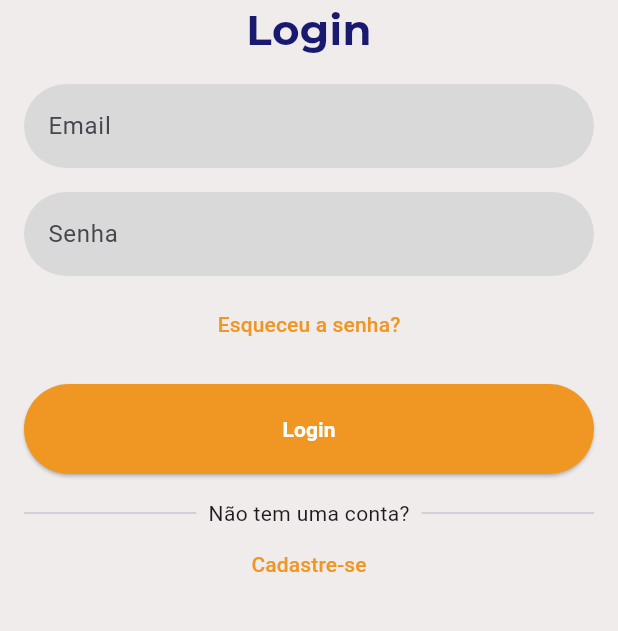
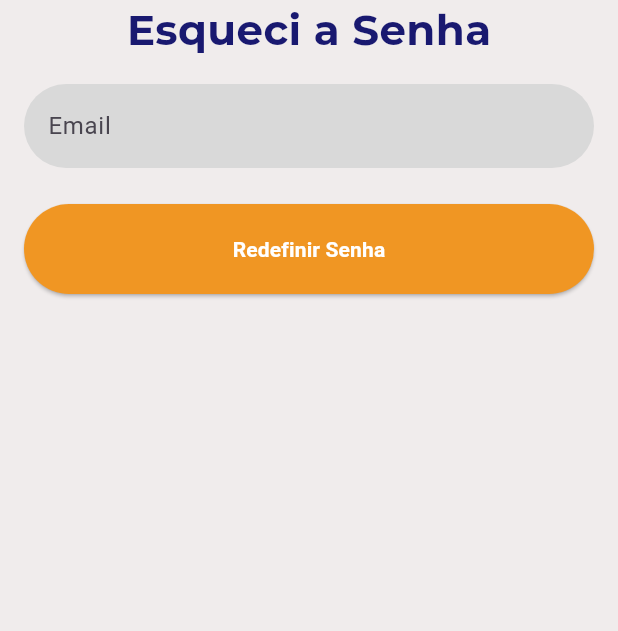
Before and after one commit to notsogreatdavi/DSI-2024.2, a Flutter app: the LoginPage screen opened by its route, after a tap on "Esqueceu a senha?", on a phone screen of 412 x 824 dp, the part 333-964 px from its top. Run offline on Flutter 3.47's test engine with Material 3 defaults, Android fonts, the phone set to English and light mode, and no system bars; our stand-ins replace flutter_feather_icons, flutter_map, flutter_masked_text2, google_fonts, google_nav_bar, image_picker and 4 more; accounts and stored records are empty.

Commit message:
Criação da feature de redefinir a senha

```diff
--- a/flutter_application_1/lib/app.dart
+++ b/flutter_application_1/lib/app.dart
@@ -3,6 +3,7 @@ import 'src/features/splash/splash_screen.dart';
 import 'src/features/onboarding/onboarding_screen.dart';
 import 'src/features/ranking/ranking_screen.dart';
 import 'src/features/login/login_screen.dart';
+import 'src/features/login/forgot_password.dart';
 import 'src/features/cadastro/cadastro_screen.dart';
 import 'src/features/home/home_screen.dart';
 import 'src/features/activities/activities_screen.dart';
@@ -67,6 +68,7 @@ class App extends StatelessWidget {
         '/home': (context) => const HomeScreen(),
         '/map': (context) => MapScreen(),
         '/profile': (context) => const ProfileScreen(),
+        '/forgot_password': (context) => const ForgotPasswordPage(),
       },
     );
   }
--- /dev/null
+++ b/flutter_application_1/lib/src/features/login/forgot_password.dart
@@ -0,0 +1,300 @@
+import 'package:flutter/material.dart';
+import 'package:supabase_flutter/supabase_flutter.dart';
+import 'package:flutter_application_1/src/common/constants/app_colors.dart';
+import 'package:uni_links/uni_links.dart';
+import 'package:flutter/foundation.dart' show kIsWeb;
+import 'package:shared_preferences/shared_preferences.dart';
+import 'dart:async';
+
+class ForgotPasswordPage extends StatefulWidget {
+  const ForgotPasswordPage({Key? key}) : super(key: key);
+
+  @override
+  _ForgotPasswordPageState createState() => _ForgotPasswordPageState();
+}
+
+class _ForgotPasswordPageState extends State<ForgotPasswordPage> {
+  final TextEditingController _emailController = TextEditingController();
+  final TextEditingController _newPasswordController = TextEditingController();
+  final TextEditingController _confirmPasswordController = TextEditingController();
+  final SupabaseClient _supabase = Supabase.instance.client;
+  StreamSubscription? _sub;
+
+  bool _isResetPassword = false;
+
+  @override
+  void initState() {
+    super.initState();
+    _initDeepLinkListener();
+    _checkResetPasswordState();
+  }
+
+  @override
+  void dispose() {
+    _sub?.cancel();
+    super.dispose();
+  }
+
+  void _initDeepLinkListener() {
+    if (kIsWeb) {
+      // Verificar parâmetros da URL na web
+      final uri = Uri.base;
+      print('URI atual: $uri'); // Verifique a URI no console
+      if (uri.queryParameters.containsKey('reset-password')) {
+        _setResetPasswordState(true);
+      }
+    } else {
+      // Usar uni_links para mobile
+      _sub = uriLinkStream.listen((Uri? uri) {
+        if (uri != null && uri.host == 'reset-password') {
+          _setResetPasswordState(true);
+        }
+      }, onError: (err) {
+        _showMessage('Erro ao processar o deep link: $err');
+      });
+    }
+  }
+
+  Future<void> _checkResetPasswordState() async {
+    final prefs = await SharedPreferences.getInstance();
+    final isResetPassword = prefs.getBool('isResetPassword') ?? false;
+    if (isResetPassword) {
+      setState(() {
+        _isResetPassword = true;
+      });
+    }
+  }
+
+  Future<void> _setResetPasswordState(bool value) async {
+    final prefs = await SharedPreferences.getInstance();
+    await prefs.setBool('isResetPassword', value);
+    setState(() {
+      _isResetPassword = value;
+    });
+  }
+
+  Future<void> _resetPassword() async {
+    final email = _emailController.text.trim();
+
+    if (email.isEmpty) {
+      _showMessage('Por favor, insira seu email.');
+      return;
+    }
+
+    try {
+      // Obter a porta dinâmica usada pelo Flutter
+      final uri = Uri.base;
+      final port = uri.port; // Porta atual (ex: 52050)
+
+      final redirectTo = kIsWeb
+          ? 'http://localhost:$port/reset-password?reset-password=true' // URL para web (localhost)
+          : 'meuapp://reset-password'; // URL para mobile
+
+      // Enviar email de redefinição de senha
+      await _supabase.auth.resetPasswordForEmail(
+        email,
+        redirectTo: redirectTo,
+      );
+
+      _showMessage('Um link para redefinir sua senha foi enviado para o seu email.');
+    } catch (error) {
+      if (error.toString().contains('rate limit exceeded')) {
+        _showErrorDialog('Aguarde alguns minutos antes de solicitar um novo email.');
+      } else {
+        _showMessage('Erro ao solicitar redefinição de senha. Tente novamente mais tarde.');
+      }
+    }
+  }
+
+  Future<void> _updatePassword() async {
+    final newPassword = _newPasswordController.text.trim();
+    final confirmPassword = _confirmPasswordController.text.trim();
+
+    if (newPassword.isEmpty || confirmPassword.isEmpty) {
+      _showMessage('Por favor, preencha todos os campos.');
+      return;
+    }
+
+    if (newPassword != confirmPassword) {
+      _showMessage('As senhas não coincidem.');
+      return;
+    }
+
+    try {
+      await _supabase.auth.updateUser(
+        UserAttributes(password: newPassword),
+      );
+      _showMessage('Senha atualizada com sucesso.');
+      await _setResetPasswordState(false); // Resetar o estado
+      Navigator.pop(context);
+    } catch (error) {
+      _showMessage('Erro ao atualizar a senha. Tente novamente mais tarde.');
+    }
+  }
+
+  void _showMessage(String message) {
+    ScaffoldMessenger.of(context).showSnackBar(
+      SnackBar(
+        content: Text(message),
+        backgroundColor: AppColors.azulEscuro,
+        behavior: SnackBarBehavior.floating,
+        shape: RoundedRectangleBorder(
+          borderRadius: BorderRadius.circular(10),
+        ),
+      ),
+    );
+  }
+
+  void _showErrorDialog(String message) {
+    showDialog(
+      context: context,
+      builder: (context) {
+        return AlertDialog(
+          title: Text(
+            'Atenção',
+            style: TextStyle(
+              color: AppColors.azulEscuro,
+              fontWeight: FontWeight.bold,
+            ),
+          ),
+          content: Text(
+            message,
+            style: TextStyle(
+              fontSize: 16,
+              color: AppColors.azulEscuro,
+            ),
+          ),
+          actions: [
+            TextButton(
+              onPressed: () {
+                Navigator.pop(context);
+              },
+              child: Text(
+                'OK',
+                style: TextStyle(
+                  color: AppColors.laranja,
+                  fontWeight: FontWeight.bold,
+                ),
+              ),
+            ),
+          ],
+          shape: RoundedRectangleBorder(
+            borderRadius: BorderRadius.circular(10),
+          ),
+          backgroundColor: AppColors.branco,
+        );
+      },
+    );
+  }
+
+  @override
+  Widget build(BuildContext context) {
+    return Scaffold(
+      backgroundColor: AppColors.branco,
+      appBar: AppBar(
+        title: Text(''),
+        centerTitle: true,
+        backgroundColor: AppColors.branco,
+        actions: [
+          IconButton(
+            icon: Icon(Icons.arrow_back),
+            color: AppColors.azulEscuro,
+            onPressed: () {
+              Navigator.pop(context);
+            },
+          ),
+        ],
+      ),
+      body: SingleChildScrollView(
+        child: Padding(
+          padding: const EdgeInsets.all(16.0),
+          child: Column(
+            crossAxisAlignment: CrossAxisAlignment.center,
+            children: [
+              Column(
+                children: [
+                  SizedBox(height: 50),
+                  SizedBox(
+                    height: 100,
+                    child: Image.asset('assets/images/RatoBrancoFundoAzul.png'),
+                  ),
+                  Text(
+                    _isResetPassword ? 'Redefinir Senha' : 'Esqueci a Senha',
+                    style: TextStyle(
+                      color: AppColors.azulEscuro,
+                      fontSize: 28,
+                      fontFamily: 'Montserrat',
+                      fontWeight: FontWeight.bold,
+                    ),
+                  ),
+                  SizedBox(height: 16),
+                ],
+              ),
+              if (!_isResetPassword)
+                TextField(
+                  controller: _emailController,
+                  decoration: InputDecoration(
+                    labelText: 'Email',
+                    hintText: 'exemplo@dominio.com',
+                    border: OutlineInputBorder(
+                      borderRadius: BorderRadius.circular(30.0),
+                      borderSide: BorderSide.none,
+                    ),
+                    filled: true,
+                    fillColor: AppColors.cinzaClaro,
+                  ),
+                ),
+              if (_isResetPassword) ...[
+                TextField(
+                  controller: _newPasswordController,
+                  obscureText: true,
+                  decoration: InputDecoration(
+                    labelText: 'Nova Senha',
+                    border: OutlineInputBorder(
+                      borderRadius: BorderRadius.circular(30.0),
+                      borderSide: BorderSide.none,
+                    ),
+                    filled: true,
+                    fillColor: AppColors.cinzaClaro,
+                  ),
+                ),
+                SizedBox(height: 16),
+                TextField(
+                  controller: _confirmPasswordController,
+                  obscureText: true,
+                  decoration: InputDecoration(
+                    labelText: 'Confirmar Nova Senha',
+                    border: OutlineInputBorder(
+                      borderRadius: BorderRadius.circular(30.0),
+                      borderSide: BorderSide.none,
+                    ),
+                    filled: true,
+                    fillColor: AppColors.cinzaClaro,
+                  ),
+                ),
+              ],
+              SizedBox(height: 24),
+              SizedBox(
+                width: double.infinity,
+                child: ElevatedButton(
+                  onPressed: _isResetPassword ? _updatePassword : _resetPassword,
+                  style: ElevatedButton.styleFrom(
+                    backgroundColor: AppColors.laranja,
+                    padding: EdgeInsets.symmetric(horizontal: 32, vertical: 20),
+                  ),
+                  child: Text(
+                    _isResetPassword ? 'Atualizar Senha' : 'Redefinir Senha',
+                    style: TextStyle(
+                      color: Colors.white,
+                      fontWeight: FontWeight.bold,
+                    ),
+                  ),
+                ),
+              ),
+            ],
+          ),
+        ),
+      ),
+    );
+  }
+}
--- a/flutter_application_1/lib/src/features/login/login_screen.dart
+++ b/flutter_application_1/lib/src/features/login/login_screen.dart
@@ -115,12 +115,11 @@ class _LoginPageState extends State<LoginPage> {
               ),
               SizedBox(height: 8),
 
-              // Texto "Esqueceu a senha?" centralizado
               Align(
                 alignment: Alignment.center,
                 child: TextButton(
                   onPressed: () {
-                    // Ação para "Esqueceu a senha?"
+                    Navigator.pushNamed(context, '/forgot_password'); // Navega para a tela de ForgotPassword
                   },
                   child: Text(
                     'Esqueceu a senha?',
--- a/flutter_application_1/pubspec.yaml
+++ b/flutter_application_1/pubspec.yaml
@@ -26,6 +26,7 @@ dependencies:
   google_fonts: ^6.1.0
   latlong2: 0.9.0
   flutter_map: 6.1.0
+  uni_links: ^0.5.1
 
 dev_dependencies:
   flutter_test:
```
Also changed, not shown: flutter_application_1/pubspec.lock, 3 other files.
